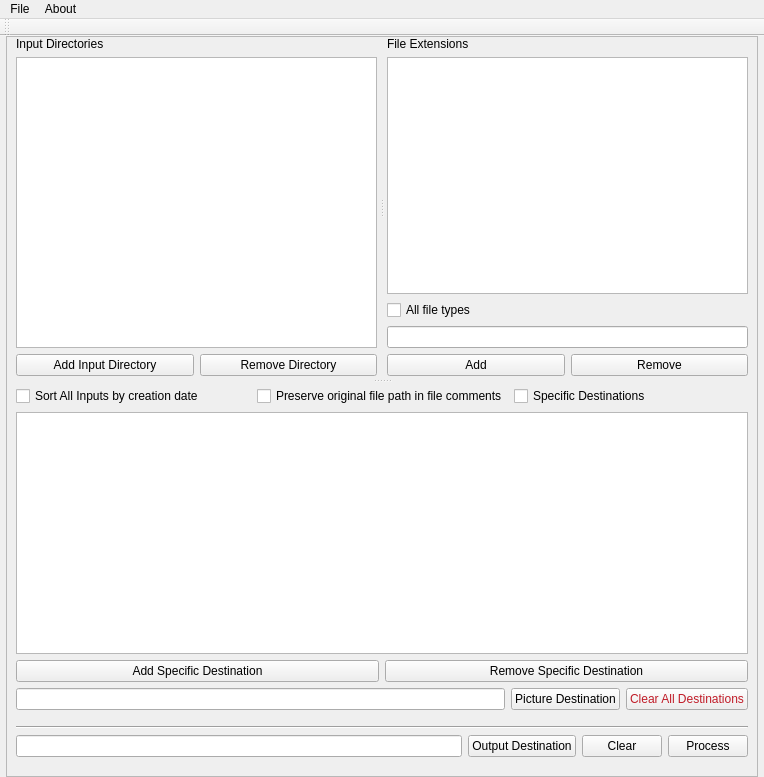
c-4422/file-organizer, file file-sorter/mainwindow.ui: the form before one commit.
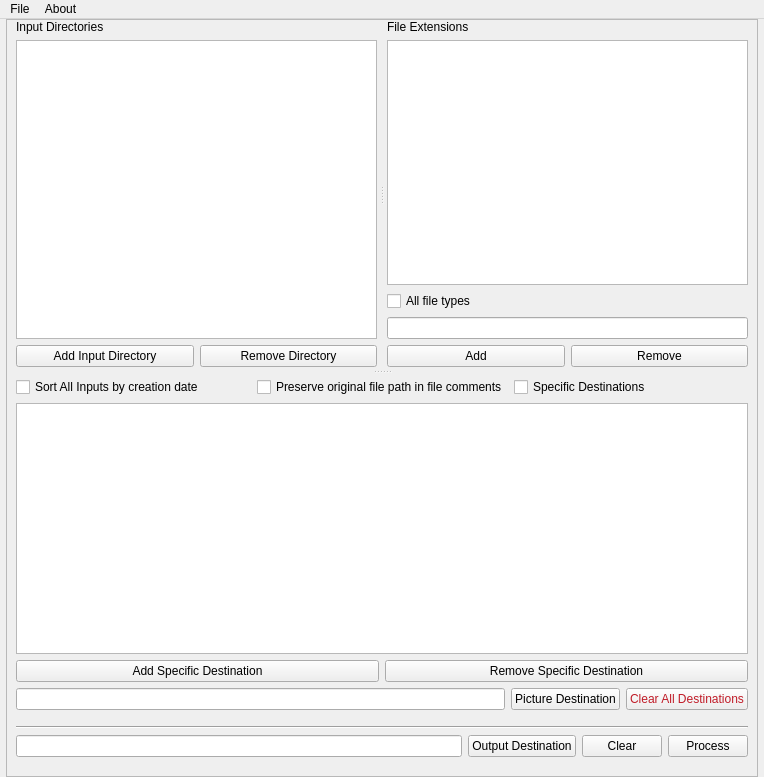
The form after the commit. Icons and pictures are not drawn.

Diff of the .ui file:
```diff
--- a/file-sorter/mainwindow.ui
+++ b/file-sorter/mainwindow.ui
@@ -405,17 +405,6 @@
    <addaction name="menuFile"/>
    <addaction name="menuAbout"/>
   </widget>
-  <widget class="QToolBar" name="toolBar">
-   <property name="windowTitle">
-    <string>toolBar</string>
-   </property>
-   <attribute name="toolBarArea">
-    <enum>TopToolBarArea</enum>
-   </attribute>
-   <attribute name="toolBarBreak">
-    <bool>false</bool>
-   </attribute>
-  </widget>
   <action name="actionSave">
    <property name="icon">
     <iconset theme="document-save"/>
```
